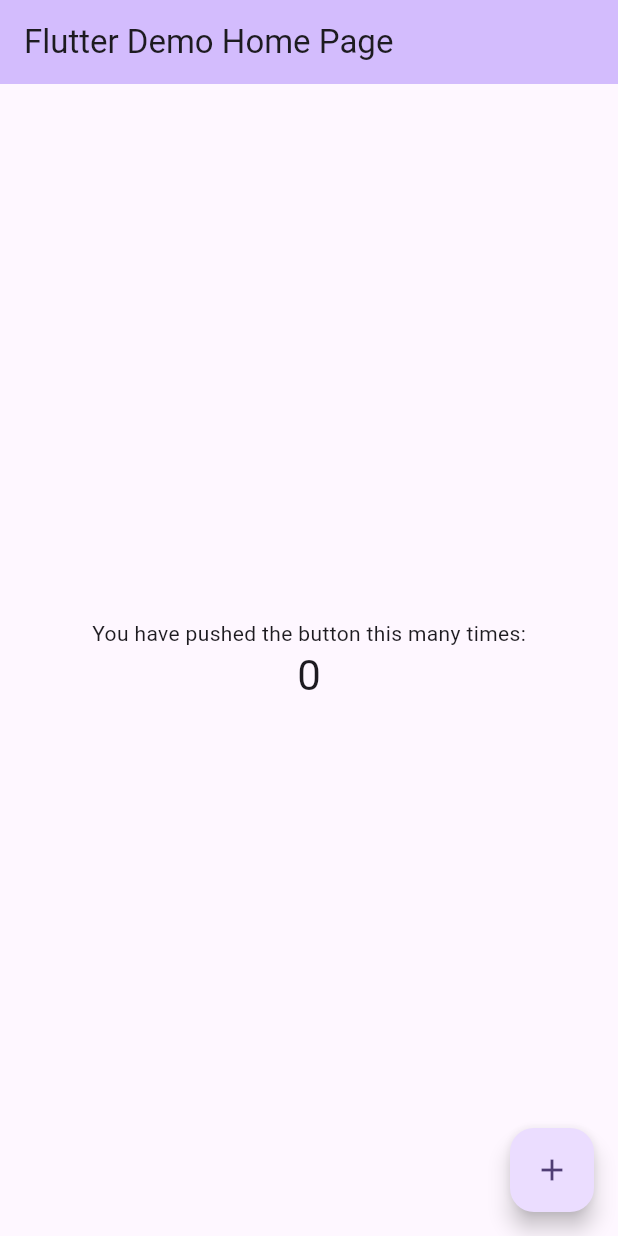
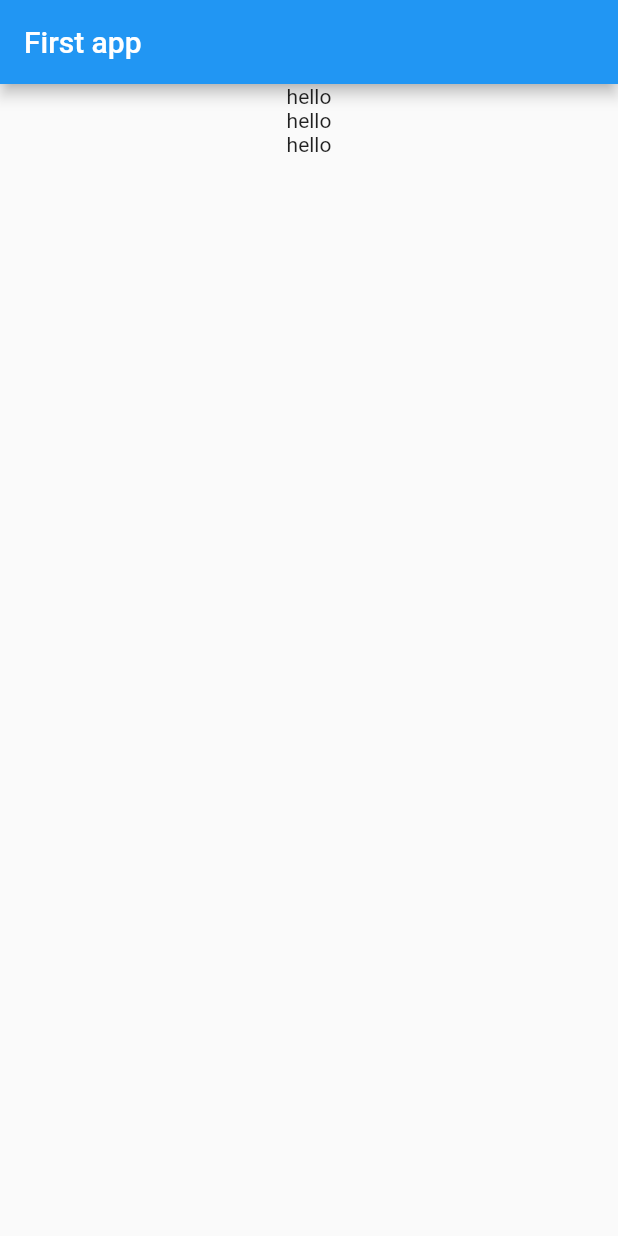
Before and after one commit to minchodang/flutter-ps, a Flutter app: the screen it shows after launch, on a phone screen of 412 x 824 dp. Run offline on Flutter 3.47's test engine with Material 2 defaults, Android fonts, the light colour scheme and no system bars.

Commit message:
Feat: 기본 베이직 home 추가

```diff
--- a/lib/main.dart
+++ b/lib/main.dart
@@ -1,125 +1,37 @@
 import 'package:flutter/material.dart';
 
-void main() {
-  runApp(const MyApp());
-}
+void main() => runApp(MyApp());
 
 class MyApp extends StatelessWidget {
   const MyApp({super.key});
-
-  // This widget is the root of your application.
   @override
   Widget build(BuildContext context) {
     return MaterialApp(
-      title: 'Flutter Demo',
+      title: 'First app',
       theme: ThemeData(
-        // This is the theme of your application.
-        //
-        // TRY THIS: Try running your application with "flutter run". You'll see
-        // the application has a blue toolbar. Then, without quitting the app,
-        // try changing the seedColor in the colorScheme below to Colors.green
-        // and then invoke "hot reload" (save your changes or press the "hot
-        // reload" button in a Flutter-supported IDE, or press "r" if you used
-        // the command line to start the app).
-        //
-        // Notice that the counter didn't reset back to zero; the application
-        // state is not lost during the reload. To reset the state, use hot
-        // restart instead.
-        //
-        // This works for code too, not just values: Most code changes can be
-        // tested with just a hot reload.
-        colorScheme: ColorScheme.fromSeed(seedColor: Colors.deepPurple),
-        useMaterial3: true,
+        primarySwatch: Colors.blue,
       ),
-      home: const MyHomePage(title: 'Flutter Demo Home Page'),
+      home: const MyHomePage(),
     );
   }
 }
 
-class MyHomePage extends StatefulWidget {
-  const MyHomePage({super.key, required this.title});
-
-  // This widget is the home page of your application. It is stateful, meaning
-  // that it has a State object (defined below) that contains fields that affect
-  // how it looks.
-
-  // This class is the configuration for the state. It holds the values (in this
-  // case the title) provided by the parent (in this case the App widget) and
-  // used by the build method of the State. Fields in a Widget subclass are
-  // always marked "final".
-
-  final String title;
-
-  @override
-  State<MyHomePage> createState() => _MyHomePageState();
-}
-
-class _MyHomePageState extends State<MyHomePage> {
-  int _counter = 0;
-
-  void _incrementCounter() {
-    setState(() {
-      // This call to setState tells the Flutter framework that something has
-      // changed in this State, which causes it to rerun the build method below
-      // so that the display can reflect the updated values. If we changed
-      // _counter without calling setState(), then the build method would not be
-      // called again, and so nothing would appear to happen.
-      _counter++;
-    });
-  }
+class MyHomePage extends StatelessWidget {
+  const MyHomePage({super.key});
 
   @override
   Widget build(BuildContext context) {
-    // This method is rerun every time setState is called, for instance as done
-    // by the _incrementCounter method above.
-    //
-    // The Flutter framework has been optimized to make rerunning build methods
-    // fast, so that you can just rebuild anything that needs updating rather
-    // than having to individually change instances of widgets.
     return Scaffold(
       appBar: AppBar(
-        // TRY THIS: Try changing the color here to a specific color (to
-        // Colors.amber, perhaps?) and trigger a hot reload to see the AppBar
-        // change color while the other colors stay the same.
-        backgroundColor: Theme.of(context).colorScheme.inversePrimary,
-        // Here we take the value from the MyHomePage object that was created by
-        // the App.build method, and use it to set our appbar title.
-        title: Text(widget.title),
+        title: const Text('First app'),
       ),
-      body: Center(
-        // Center is a layout widget. It takes a single child and positions it
-        // in the middle of the parent.
-        child: Column(
-          // Column is also a layout widget. It takes a list of children and
-          // arranges them vertically. By default, it sizes itself to fit its
-          // children horizontally, and tries to be as tall as its parent.
-          //
-          // Column has various properties to control how it sizes itself and
-          // how it positions its children. Here we use mainAxisAlignment to
-          // center the children vertically; the main axis here is the vertical
-          // axis because Columns are vertical (the cross axis would be
-          // horizontal).
-          //
-          // TRY THIS: Invoke "debug painting" (choose the "Toggle Debug Paint"
-          // action in the IDE, or press "p" in the console), to see the
-          // wireframe for each widget.
-          mainAxisAlignment: MainAxisAlignment.center,
-          children: <Widget>[
-            const Text(
-              'You have pushed the button this many times:',
-            ),
-            Text(
-              '$_counter',
-              style: Theme.of(context).textTheme.headlineMedium,
-            ),
-          ],
-        ),
+      body: const Center(
+        child: Column(children: <Widget>[
+          Text('hello'),
+          Text('hello'),
+          Text('hello'),
+        ]),
       ),
-      floatingActionButton: FloatingActionButton(
-        onPressed: _incrementCounter,
-        tooltip: 'Increment',
-        child: const Icon(Icons.add),
-      ), // This trailing comma makes auto-formatting nicer for build methods.
     );
   }
 }
```
Also changed, not shown: 1 other file.
